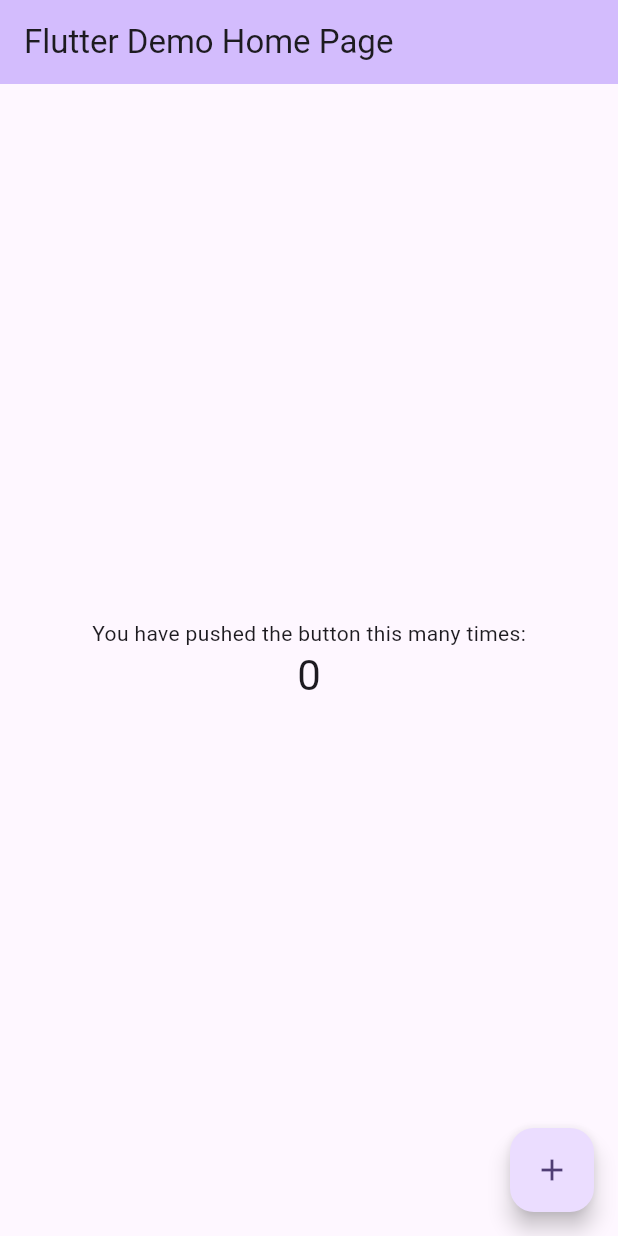
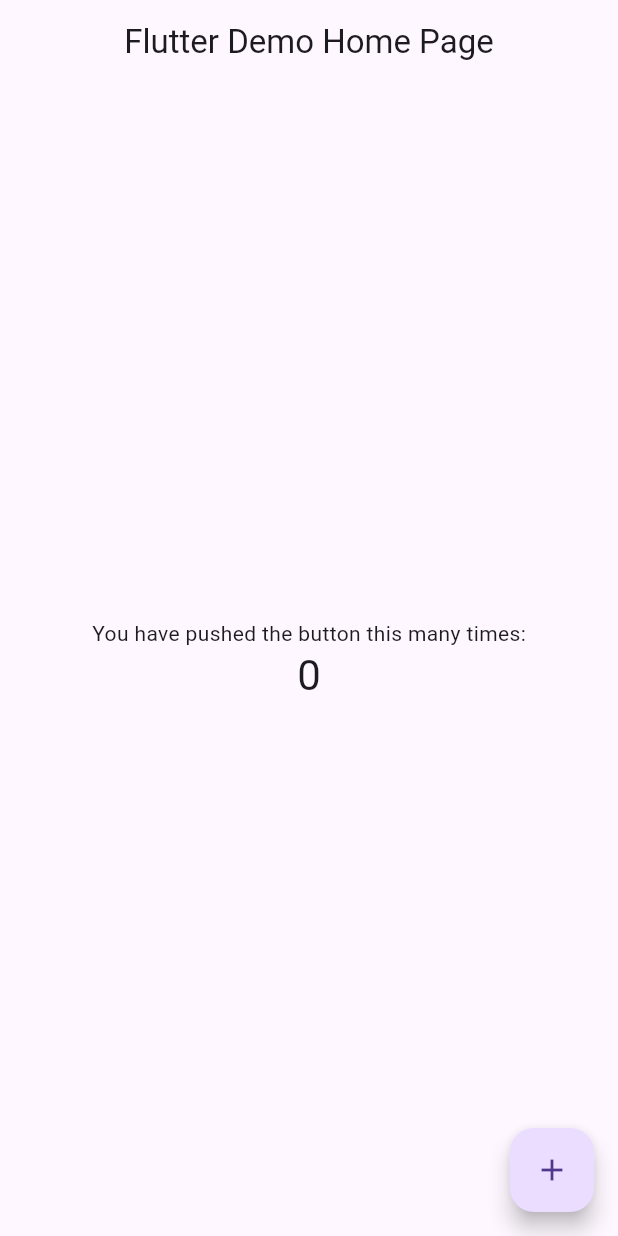
Before and after one commit to hknaydin/Flutter-Dersleri, a Flutter app: the screen it shows after launch, on a phone screen of 412 x 824 dp. Run offline on Flutter 3.47's test engine with Material 3 defaults, Android fonts, the phone set to English and light mode, and no system bars.

```diff
--- a/ders5/lib/main.dart
+++ b/ders5/lib/main.dart
@@ -5,31 +5,14 @@ void main() {
 }
 
 class MyApp extends StatelessWidget {
-  const MyApp({super.key});
+  const MyApp({Key? key});
 
-  // This widget is the root of your application.
   @override
   Widget build(BuildContext context) {
     return MaterialApp(
       title: 'Flutter Demo',
       theme: ThemeData(
-        // This is the theme of your application.
-        //
-        // TRY THIS: Try running your application with "flutter run". You'll see
-        // the application has a purple toolbar. Then, without quitting the app,
-        // try changing the seedColor in the colorScheme below to Colors.green
-        // and then invoke "hot reload" (save your changes or press the "hot
-        // reload" button in a Flutter-supported IDE, or press "r" if you used
-        // the command line to start the app).
-        //
-        // Notice that the counter didn't reset back to zero; the application
-        // state is not lost during the reload. To reset the state, use hot
-        // restart instead.
-        //
-        // This works for code too, not just values: Most code changes can be
-        // tested with just a hot reload.
-        colorScheme: ColorScheme.fromSeed(seedColor: Colors.deepPurple),
-        useMaterial3: true,
+        primarySwatch: Colors.blue,
       ),
       home: const MyHomePage(title: 'Flutter Demo Home Page'),
     );
@@ -37,16 +20,7 @@ class MyApp extends StatelessWidget {
 }
 
 class MyHomePage extends StatefulWidget {
-  const MyHomePage({super.key, required this.title});
-
-  // This widget is the home page of your application. It is stateful, meaning
-  // that it has a State object (defined below) that contains fields that affect
-  // how it looks.
-
-  // This class is the configuration for the state. It holds the values (in this
-  // case the title) provided by the parent (in this case the App widget) and
-  // used by the build method of the State. Fields in a Widget subclass are
-  // always marked "final".
+  const MyHomePage({Key? key, required this.title});
 
   final String title;
 
@@ -59,50 +33,25 @@ class _MyHomePageState extends State<MyHomePage> {
 
   void _incrementCounter() {
     setState(() {
-      // This call to setState tells the Flutter framework that something has
-      // changed in this State, which causes it to rerun the build method below
-      // so that the display can reflect the updated values. If we changed
-      // _counter without calling setState(), then the build method would not be
-      // called again, and so nothing would appear to happen.
       _counter++;
     });
   }
 
   @override
   Widget build(BuildContext context) {
-    // This method is rerun every time setState is called, for instance as done
-    // by the _incrementCounter method above.
-    //
-    // The Flutter framework has been optimized to make rerunning build methods
-    // fast, so that you can just rebuild anything that needs updating rather
-    // than having to individually change instances of widgets.
     return Scaffold(
       appBar: AppBar(
-        // TRY THIS: Try changing the color here to a specific color (to
-        // Colors.amber, perhaps?) and trigger a hot reload to see the AppBar
-        // change color while the other colors stay the same.
-        backgroundColor: Theme.of(context).colorScheme.inversePrimary,
-        // Here we take the value from the MyHomePage object that was created by
-        // the App.build method, and use it to set our appbar title.
-        title: Text(widget.title),
+        title: Tooltip(
+          message: 'Merhaba', // Tooltip içeriği "Merhaba" olarak değiştirildi
+          child: Text(
+            widget.title,
+            textAlign: TextAlign.center,
+          ),
+        ),
+        centerTitle: true,
       ),
       body: Center(
-        // Center is a layout widget. It takes a single child and positions it
-        // in the middle of the parent.
         child: Column(
-          // Column is also a layout widget. It takes a list of children and
-          // arranges them vertically. By default, it sizes itself to fit its
-          // children horizontally, and tries to be as tall as its parent.
-          //
-          // Column has various properties to control how it sizes itself and
-          // how it positions its children. Here we use mainAxisAlignment to
-          // center the children vertically; the main axis here is the vertical
-          // axis because Columns are vertical (the cross axis would be
-          // horizontal).
-          //
-          // TRY THIS: Invoke "debug painting" (choose the "Toggle Debug Paint"
-          // action in the IDE, or press "p" in the console), to see the
-          // wireframe for each widget.
           mainAxisAlignment: MainAxisAlignment.center,
           children: <Widget>[
             const Text(
@@ -110,7 +59,7 @@ class _MyHomePageState extends State<MyHomePage> {
             ),
             Text(
               '$_counter',
-              style: Theme.of(context).textTheme.headlineMedium,
+              style: Theme.of(context).textTheme.headline4,
             ),
           ],
         ),
@@ -119,7 +68,7 @@ class _MyHomePageState extends State<MyHomePage> {
         onPressed: _incrementCounter,
         tooltip: 'Increment',
         child: const Icon(Icons.add),
-      ), // This trailing comma makes auto-formatting nicer for build methods.
+      ),
     );
   }
 }
```
Also changed, not shown: ders6/analysis_options.yaml (added, +28 -0 lines), ders6/lib/main.dart (added, +13 -0 lines), ders6/lib/main2.dart (added, +23 -0 lines), ders6/pubspec.yaml (added, +90 -0 lines), ders6/pubspec.lock (added), 117 other files.
